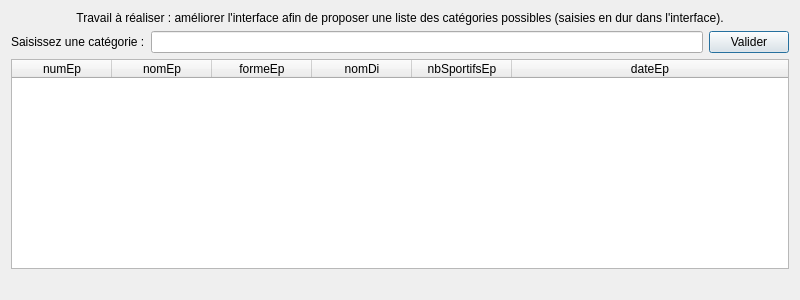
Qt form gui/fct_comp_2.ui (FDaCostaB/Jo-BD) before a commit.
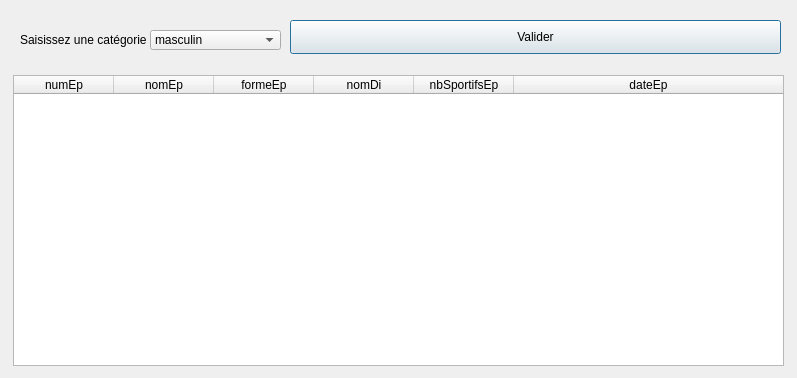
The same form after that commit.

The edit to the form file:
```diff
--- a/gui/fct_comp_2.ui
+++ b/gui/fct_comp_2.ui
@@ -6,53 +6,22 @@
    <rect>
     <x>0</x>
     <y>0</y>
-    <width>800</width>
-    <height>300</height>
+    <width>797</width>
+    <height>378</height>
    </rect>
   </property>
   <property name="windowTitle">
    <string>Liste des épreuves d'une catégorie (version 1, catégories fixées par interface)</string>
   </property>
-  <property name="windowOpacity">
-   <double>9.000000000000000</double>
-  </property>
-  <layout class="QVBoxLayout" name="verticalLayout">
-   <item>
-    <widget class="QLabel" name="label">
-     <property name="text">
-      <string>Travail à réaliser : améliorer l'interface afin de proposer une liste des catégories possibles (saisies en dur dans l'interface).</string>
-     </property>
-     <property name="alignment">
-      <set>Qt::AlignCenter</set>
-     </property>
-     <property name="wordWrap">
-      <bool>true</bool>
-     </property>
-    </widget>
-   </item>
-   <item>
-    <layout class="QHBoxLayout" name="horizontalLayout">
-     <item>
-      <widget class="QLabel" name="label_3">
-       <property name="text">
-        <string>Saisissez une catégorie :</string>
-       </property>
-      </widget>
-     </item>
-     <item>
-      <widget class="QLineEdit" name="lineEdit_fct_comp_2"/>
-     </item>
-     <item>
-      <widget class="QPushButton" name="pushButton_fct_comp_2">
-       <property name="text">
-        <string>Valider</string>
-       </property>
-      </widget>
-     </item>
-    </layout>
-   </item>
-   <item>
     <widget class="QTableWidget" name="table_fct_comp_2">
+   <property name="geometry">
+    <rect>
+     <x>13</x>
+     <y>75</y>
+     <width>771</width>
+     <height>291</height>
+    </rect>
+   </property>
      <attribute name="horizontalHeaderMinimumSectionSize">
       <number>50</number>
      </attribute>
@@ -93,9 +62,15 @@
       </property>
      </column>
     </widget>
-   </item>
-   <item>
     <widget class="QLabel" name="label_fct_comp_2">
+   <property name="geometry">
+    <rect>
+     <x>13</x>
+     <y>346</y>
+     <width>16</width>
+     <height>19</height>
+    </rect>
+   </property>
      <property name="text">
       <string/>
      </property>
@@ -103,8 +78,57 @@
       <set>Qt::AlignCenter</set>
      </property>
     </widget>
+  <widget class="QPushButton" name="pushButton">
+   <property name="geometry">
+    <rect>
+     <x>290</x>
+     <y>20</y>
+     <width>491</width>
+     <height>34</height>
+    </rect>
+   </property>
+   <property name="text">
+    <string>Valider</string>
+   </property>
+  </widget>
+  <widget class="QLabel" name="label_2">
+   <property name="geometry">
+    <rect>
+     <x>20</x>
+     <y>30</y>
+     <width>172</width>
+     <height>19</height>
+    </rect>
+   </property>
+   <property name="text">
+    <string>Saisissez une catégorie :</string>
+   </property>
+  </widget>
+  <widget class="QComboBox" name="cb_fct_comp_2">
+   <property name="geometry">
+    <rect>
+     <x>150</x>
+     <y>30</y>
+     <width>131</width>
+     <height>20</height>
+    </rect>
+   </property>
+   <item>
+    <property name="text">
+     <string>masculin</string>
+    </property>
    </item>
-  </layout>
+   <item>
+    <property name="text">
+     <string>feminin</string>
+    </property>
+   </item>
+   <item>
+    <property name="text">
+     <string>mixte</string>
+    </property>
+   </item>
+  </widget>
  </widget>
  <resources/>
  <connections>
```
Left out of the diff: 10 changed lines with no effect on the pictures. Lines whose indentation alone changed are shown as unchanged.
